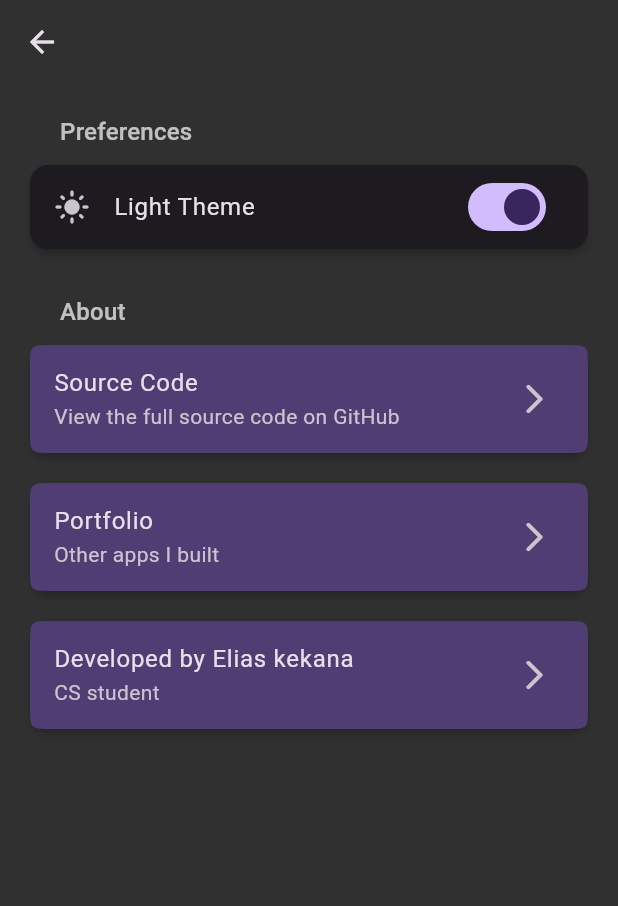
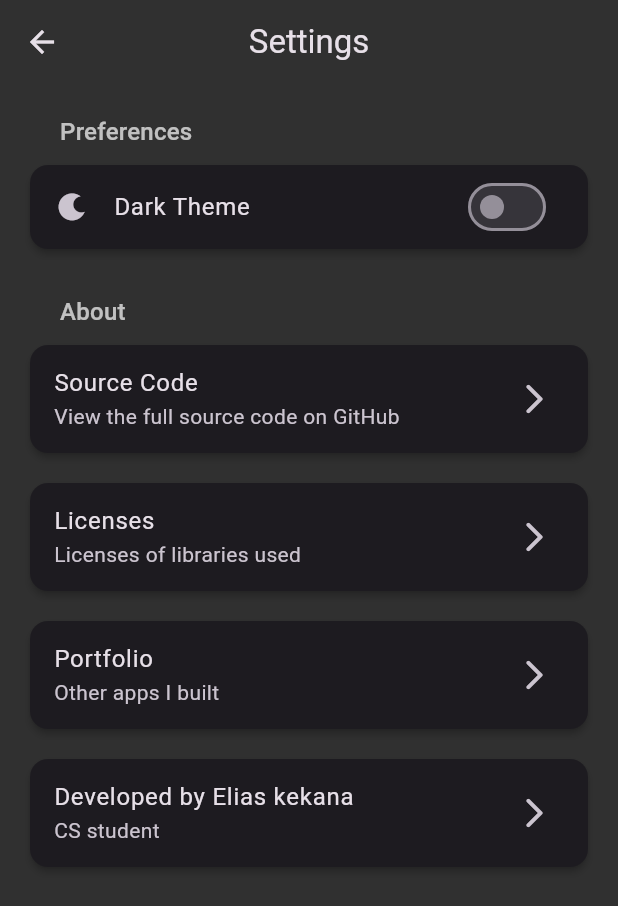
Before and after one commit to eliascreates/interstellar_insight, a Flutter app: the SettingsView screen opened directly, after a tap on "Light Theme", on a phone screen of 412 x 824 dp. Shown: the top 906 px of the screen. Run offline on Flutter 3.47's test engine with Material 2 defaults, Android fonts, the phone set to English and light mode, and no system bars; our stand-ins replace animated_text_kit, bloc, cached_network_image, dartz, equatable, flutter_bloc and 5 more; network calls fail.

Commit message:
feat: complete the settings page

```diff
--- a/lib/features/settings/views/settings_page.dart
+++ b/lib/features/settings/views/settings_page.dart
@@ -1,4 +1,5 @@
 import 'package:flutter/material.dart';
+import 'package:interstellar_insight/features/theme/theme.dart';
 import 'package:url_launcher/url_launcher_string.dart';
 
 class SettingsPage extends StatelessWidget {
@@ -16,26 +17,45 @@ class SettingsView extends StatelessWidget {
   @override
   Widget build(BuildContext context) {
     return Scaffold(
-      appBar: AppBar(),
+      appBar: AppBar(
+        title: const Text('Settings'),
+        centerTitle: true,
+      ),
       body: ListView(
-        children: const [
-          SettingHeader('Preferences'),
-          ThemeToggleTitle(title: 'Light Theme'),
-          SettingHeader('About'),
+        children: [
+          const SettingHeader('Preferences'),
+          const ThemeToggleTitle(),
+          const SettingHeader('About'),
           SettingLinkTile(
             title: 'Source Code',
             subtitle: 'View the full source code on GitHub',
-            urlString: 'https://github.com/eliascreates/interstellar_insight',
+            onTap: () => launchUrlString(
+              'https://github.com/eliascreates/interstellar_insight',
+            ),
+          ),
+          SettingLinkTile(
+            title: 'Licenses',
+            subtitle: 'Licenses of libraries used',
+            onTap: () => showLicensePage(
+              context: context,
+              applicationIcon:
+                  Image.asset('assets/images/mooncake_icon.png', height: 120),
+              applicationName: 'Interstellar Insight',
+            ),
           ),
           SettingLinkTile(
             title: 'Portfolio',
             subtitle: 'Other apps I built',
-            urlString: 'https://eliascreates.github.io/',
+            onTap: () => launchUrlString(
+              'https://eliascreates.github.io/',
+            ),
           ),
           SettingLinkTile(
             title: 'Developed by Elias kekana',
             subtitle: 'CS student',
-            urlString: 'https://github.com/eliascreates',
+            onTap: () => launchUrlString(
+              'https://github.com/eliascreates',
+            ),
           ),
         ],
       ),
@@ -64,12 +84,12 @@ class SettingHeader extends StatelessWidget {
 class SettingLinkTile extends StatelessWidget {
   const SettingLinkTile({
     super.key,
-    required this.urlString,
+    required this.onTap,
     required this.title,
     required this.subtitle,
   });
 
-  final String urlString;
+  final void Function()? onTap;
   final String title;
   final String subtitle;
 
@@ -81,13 +101,13 @@ class SettingLinkTile extends StatelessWidget {
       elevation: 2,
       margin: const EdgeInsets.symmetric(horizontal: 20, vertical: 10),
       child: ListTile(
-        onTap: () => launchUrlString(
-          urlString,
-        ),
+        onTap: onTap,
         shape: ContinuousRectangleBorder(
           borderRadius: BorderRadius.circular(15),
         ),
-        tileColor: theme.colorScheme.primaryContainer,
+        tileColor: theme.brightness == Brightness.light
+            ? theme.colorScheme.primaryContainer
+            : null,
         title: Text(title),
         subtitle: Text(subtitle),
         trailing: const Icon(Icons.arrow_forward_ios_rounded),
@@ -95,26 +115,3 @@ class SettingLinkTile extends StatelessWidget {
     );
   }
 }
-
-class ThemeToggleTitle extends StatelessWidget {
-  const ThemeToggleTitle({super.key, required this.title});
-
-  final String title;
-
-  @override
-  Widget build(BuildContext context) {
-    return Card(
-      elevation: 2,
-      margin: const EdgeInsets.symmetric(horizontal: 20, vertical: 10),
-      child: SwitchListTile(
-        value: true,
-        onChanged: (value) {},
-        shape: ContinuousRectangleBorder(
-          borderRadius: BorderRadius.circular(15),
-        ),
-        title: Text(title),
-        secondary: const Icon(Icons.light_mode),
-      ),
-    );
-  }
-}
--- /dev/null
+++ b/lib/features/theme/cubit/theme_cubit.dart
@@ -0,0 +1,22 @@
+import 'package:flutter/material.dart';
+import 'package:hydrated_bloc/hydrated_bloc.dart';
+
+part 'theme_state.dart';
+
+class ThemeCubit extends HydratedCubit<ThemeState> {
+  ThemeCubit() : super(ThemeState.light);
+
+  void toggleTheme() {
+    emit(state == ThemeState.light ? ThemeState.dark : ThemeState.light);
+  }
+
+  @override
+  ThemeState? fromJson(Map<String, dynamic> json) {
+    return ThemeState.values[json['index'] as int];
+  }
+
+  @override
+  Map<String, dynamic>? toJson(ThemeState state) {
+    return {'index': state.index};
+  }
+}
--- /dev/null
+++ b/lib/features/theme/cubit/theme_state.dart
@@ -0,0 +1,9 @@
+part of 'theme_cubit.dart';
+
+enum ThemeState { light, dark }
+
+extension ThemeStateX on ThemeState {
+  ThemeMode mode() {
+    return this == ThemeState.light ? ThemeMode.light : ThemeMode.dark;
+  }
+}
--- /dev/null
+++ b/lib/features/theme/theme.dart
@@ -0,0 +1,2 @@
+export 'cubit/theme_cubit.dart';
+export 'views/theme_toggle_tile.dart';
--- /dev/null
+++ b/lib/features/theme/views/theme_toggle_tile.dart
@@ -0,0 +1,40 @@
+import 'package:flutter/material.dart';
+import 'package:flutter_bloc/flutter_bloc.dart';
+import 'package:interstellar_insight/features/theme/cubit/theme_cubit.dart';
+
+class ThemeToggleTitle extends StatelessWidget {
+  const ThemeToggleTitle({super.key});
+
+  @override
+  Widget build(BuildContext context) {
+    final themeState = context.watch<ThemeCubit>().state;
+    final title = themeState == ThemeState.light ? 'Light Theme' : 'Dark Theme';
+
+    return Card(
+      elevation: 2,
+      margin: const EdgeInsets.symmetric(horizontal: 20, vertical: 10),
+      child: SwitchListTile(
+        onChanged: (_) => context.read<ThemeCubit>().toggleTheme(),
+        value: themeState == ThemeState.light,
+        shape: ContinuousRectangleBorder(
+          borderRadius: BorderRadius.circular(15),
+        ),
+        title: Text(title),
+        secondary: AnimatedRotation(
+          turns: themeState == ThemeState.light ? 1 : 0,
+          duration: const Duration(milliseconds: 1200),
+          child: AnimatedCrossFade(
+            firstChild: const Icon(Icons.light_mode),
+            secondChild: const Icon(Icons.dark_mode),
+            firstCurve: Curves.easeInOutSine,
+            secondCurve: Curves.easeInOutSine,
+            crossFadeState: themeState == ThemeState.light
+                ? CrossFadeState.showFirst
+                : CrossFadeState.showSecond,
+            duration: const Duration(milliseconds: 1100),
+          ),
+        ),
+      ),
+    );
+  }
+}
--- a/lib/main.dart
+++ b/lib/main.dart
@@ -1,5 +1,6 @@
 import 'package:flutter/material.dart';
 import 'package:flutter_bloc/flutter_bloc.dart';
+import 'package:interstellar_insight/features/theme/cubit/theme_cubit.dart';
 
 import 'features/characters/characters.dart';
 import 'features/episodes/episodes.dart';
@@ -42,6 +43,9 @@ class MyApp extends StatelessWidget {
         BlocProvider(
           create: (context) => HomeCubit(),
         ),
+        BlocProvider(
+          create: (context) => ThemeCubit(),
+        ),
       ],
       child: const MyAppView(),
     );
@@ -53,6 +57,10 @@ class MyAppView extends StatelessWidget {
 
   @override
   Widget build(BuildContext context) {
+    final themeMode = context.select(
+      (ThemeCubit cubit) => cubit.state.mode(),
+    );
+
     return MaterialApp(
       debugShowCheckedModeBanner: false,
       title: 'Interstellar Insight App',
@@ -73,7 +81,7 @@ class MyAppView extends StatelessWidget {
         appBarTheme: const AppBarTheme(backgroundColor: Color(0xff303030)),
         useMaterial3: true,
       ),
-      themeMode: ThemeMode.dark,
+      themeMode: themeMode,
       home: const SplashPage(),
     );
   }
```
Also changed, not shown: assets/images/mooncake_icon.png (added).
